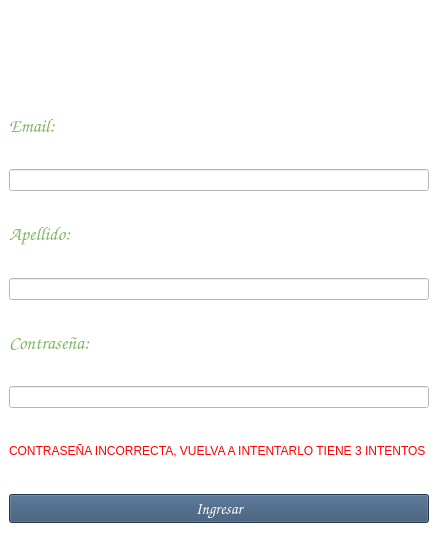
First picture: the form in hitagget/mainwindow.ui, repository Lossani/CC31_U201720651_U201920080_U201921200_U201920273, before the edit.
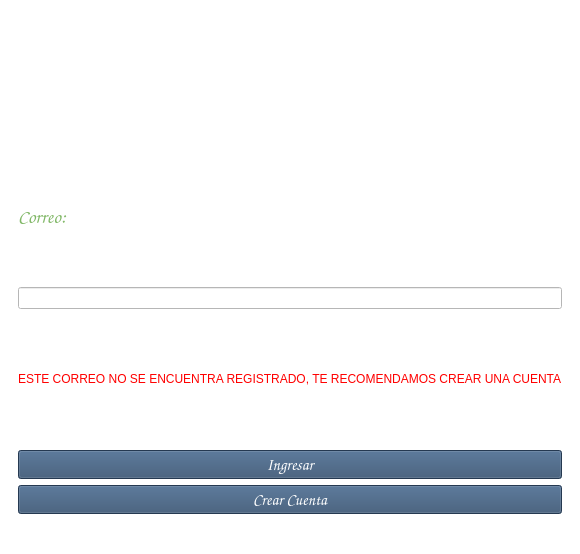
Second picture: the form after the edit. Icons and pictures are not drawn.

```diff
--- a/hitagget/mainwindow.ui
+++ b/hitagget/mainwindow.ui
@@ -6,7 +6,7 @@
    <rect>
     <x>0</x>
     <y>0</y>
-    <width>438</width>
+    <width>570</width>
     <height>554</height>
    </rect>
   </property>
@@ -21,6 +21,13 @@
    <string notr="true">background-color: rgb(255, 255, 255);</string>
   </property>
   <widget class="QWidget" name="centralwidget">
+   <layout class="QHBoxLayout" name="horizontalLayout">
+    <item>
+     <widget class="QStackedWidget" name="Ventanas">
+      <property name="currentIndex">
+       <number>1</number>
+      </property>
+      <widget class="QWidget" name="page">
    <layout class="QVBoxLayout" name="verticalLayout">
     <item>
      <widget class="QLabel" name="lblLogo">
@@ -47,7 +54,7 @@
        <string notr="true">font: 8pt &quot;Comic Sans MS&quot;;</string>
       </property>
       <property name="text">
-       <string>&lt;html&gt;&lt;head/&gt;&lt;body&gt;&lt;p&gt;&lt;span style=&quot; font-size:14pt; color:#80b766;&quot;&gt;Email:&lt;/span&gt;&lt;/p&gt;&lt;/body&gt;&lt;/html&gt;</string>
+           <string>&lt;html&gt;&lt;head/&gt;&lt;body&gt;&lt;p&gt;&lt;span style=&quot; font-size:14pt; color:#80b766;&quot;&gt;Nombre:&lt;/span&gt;&lt;/p&gt;&lt;/body&gt;&lt;/html&gt;</string>
       </property>
      </widget>
     </item>
@@ -110,9 +117,62 @@
      </widget>
     </item>
     <item>
+         <widget class="QPushButton" name="btnRegistrar">
+          <property name="font">
+           <font>
+            <family>Comic Sans MS</family>
+            <pointsize>12</pointsize>
+           </font>
+          </property>
+          <property name="styleSheet">
+           <string notr="true">background-color: rgb(52, 80, 113);
+color: rgb(255, 255, 255);</string>
+          </property>
+          <property name="text">
+           <string>Registrar</string>
+          </property>
+         </widget>
+        </item>
+       </layout>
+      </widget>
+      <widget class="QWidget" name="page_2">
+       <layout class="QVBoxLayout" name="verticalLayout_2">
+        <item>
+         <widget class="QLabel" name="lblLogo_2">
+          <property name="text">
+           <string/>
+          </property>
+          <property name="scaledContents">
+           <bool>true</bool>
+          </property>
+         </widget>
+        </item>
+        <item>
+         <widget class="QLabel" name="lblnombre_2">
+          <property name="font">
+           <font>
+            <family>Comic Sans MS</family>
+            <pointsize>8</pointsize>
+            <weight>50</weight>
+            <italic>false</italic>
+            <bold>false</bold>
+           </font>
+          </property>
+          <property name="styleSheet">
+           <string notr="true">font: 8pt &quot;Comic Sans MS&quot;;</string>
+          </property>
+          <property name="text">
+           <string>&lt;html&gt;&lt;head/&gt;&lt;body&gt;&lt;p&gt;&lt;span style=&quot; font-size:14pt; color:#80b766;&quot;&gt;Correo:&lt;/span&gt;&lt;/p&gt;&lt;/body&gt;&lt;/html&gt;</string>
+          </property>
+         </widget>
+        </item>
+        <item>
+         <widget class="QLineEdit" name="leCorreo"/>
+        </item>
+        <item>
      <widget class="QLabel" name="lblerror">
       <property name="text">
-       <string>&lt;html&gt;&lt;head/&gt;&lt;body&gt;&lt;p&gt;&lt;span style=&quot; color:#ff0000;&quot;&gt;CONTRASEÑA INCORRECTA, VUELVA A INTENTARLO TIENE 3 INTENTOS&lt;/span&gt;&lt;/p&gt;&lt;/body&gt;&lt;/html&gt;</string>
+           <string>&lt;html&gt;&lt;head/&gt;&lt;body&gt;&lt;p&gt;&lt;span style=&quot; color:#ff0000;&quot;&gt;ESTE CORREO NO SE ENCUENTRA REGISTRADO, TE RECOMENDAMOS CREAR UNA CUENTA&lt;/span&gt;&lt;/p&gt;&lt;/body&gt;&lt;/html&gt;</string>
       </property>
      </widget>
     </item>
@@ -133,6 +193,27 @@
       </property>
      </widget>
     </item>
+        <item>
+         <widget class="QPushButton" name="btnCrearCuenta">
+          <property name="font">
+           <font>
+            <family>Comic Sans MS</family>
+            <pointsize>12</pointsize>
+           </font>
+          </property>
+          <property name="styleSheet">
+           <string notr="true">background-color: rgb(52, 80, 113);
+color: rgb(255, 255, 255);</string>
+          </property>
+          <property name="text">
+           <string>Crear Cuenta</string>
+          </property>
+         </widget>
+        </item>
+       </layout>
+      </widget>
+     </widget>
+    </item>
    </layout>
   </widget>
   <widget class="QStatusBar" name="statusbar"/>
```
Left out of the diff: 12 changed lines with no effect on the pictures. Lines whose indentation alone changed are shown as unchanged.
